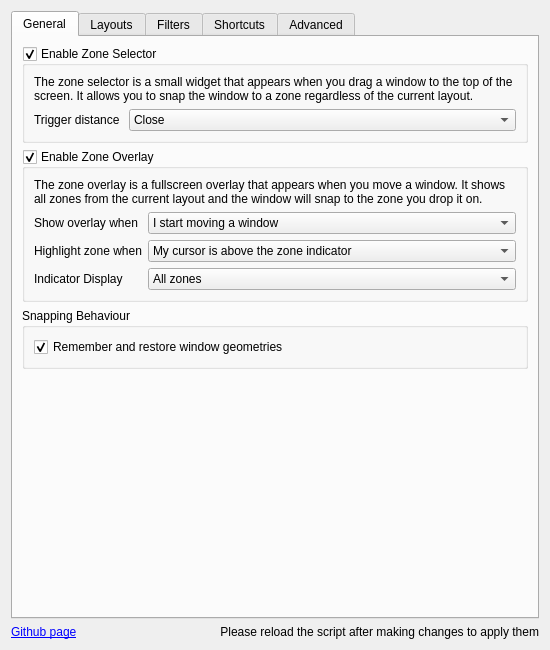
gerritdevriese/kzones, file src/contents/ui/config.ui: the form before one commit.
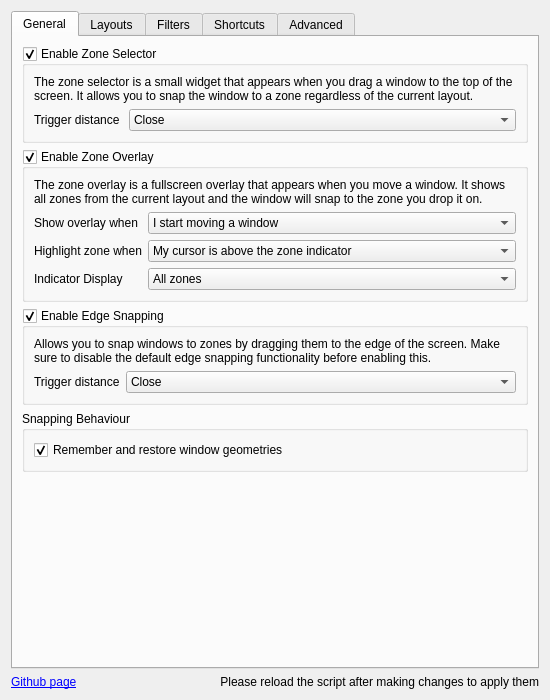
The form after the commit. Icons and pictures are not drawn.

Commit message: Add edge snapping with configurable trigger distance

The edit to the form file:
```diff
--- a/src/contents/ui/config.ui
+++ b/src/contents/ui/config.ui
@@ -7,7 +7,7 @@
     <x>0</x>
     <y>0</y>
     <width>550</width>
-    <height>650</height>
+    <height>700</height>
    </rect>
   </property>
   <layout class="QVBoxLayout" name="verticalLayout">
@@ -203,7 +203,68 @@
         </widget>
        </item>
        <item>
-        <widget class="QGroupBox" name="groupBox_general">
+        <widget class="QGroupBox" name="kcfg_enableEdgeSnapping">
+         <property name="title">
+          <string>Enable Edge Snapping</string>
+         </property>
+         <property name="checkable">
+          <bool>true</bool>
+         </property>
+         <property name="checked">
+          <bool>true</bool>
+         </property>
+         <layout class="QVBoxLayout" name="verticalLayout_13">
+          <item>
+           <widget class="QLabel" name="label_edgeSnappingExplanation">
+            <property name="text">
+             <string>Allows you to snap windows to zones by dragging them to the edge of the screen. Make sure to disable the default edge snapping functionality before enabling this.</string>
+            </property>
+            <property name="wordWrap">
+             <bool>true</bool>
+            </property>
+           </widget>
+          </item>
+          <item>
+           <layout class="QFormLayout" name="formLayout_edgeSnapping">
+            <item row="0" column="0">
+             <widget class="QLabel" name="label_edgeSnappingTriggerDistance">
+              <property name="text">
+               <string>Trigger distance</string>
+              </property>
+             </widget>
+            </item>
+            <item row="0" column="1">
+             <widget class="QComboBox" name="kcfg_edgeSnappingTriggerDistance">
+              <property name="sizePolicy">
+               <sizepolicy hsizetype="Expanding" vsizetype="Fixed">
+                <horstretch>0</horstretch>
+                <verstretch>0</verstretch>
+               </sizepolicy>
+              </property>
+              <item>
+               <property name="text">
+                <string>Close</string>
+               </property>
+              </item>
+              <item>
+               <property name="text">
+                <string>Medium</string>
+               </property>
+              </item>
+              <item>
+               <property name="text">
+                <string>Far</string>
+               </property>
+              </item>
+             </widget>
+            </item>
+           </layout>
+          </item>
+         </layout>
+        </widget>
+       </item>
+       <item>
+        <widget class="QGroupBox" name="groupBox_snappingBehaviour">
          <property name="title">
           <string>Snapping Behaviour</string>
          </property>
@@ -237,8 +298,8 @@
          </property>
          <property name="sizeHint" stdset="0">
           <size>
-           <width>20</width>
-           <height>40</height>
+           <width>0</width>
+           <height>0</height>
           </size>
          </property>
         </spacer>
```
Left out of the diff: 59 changed lines with no effect on the pictures. The commit also changes 2 other files.
